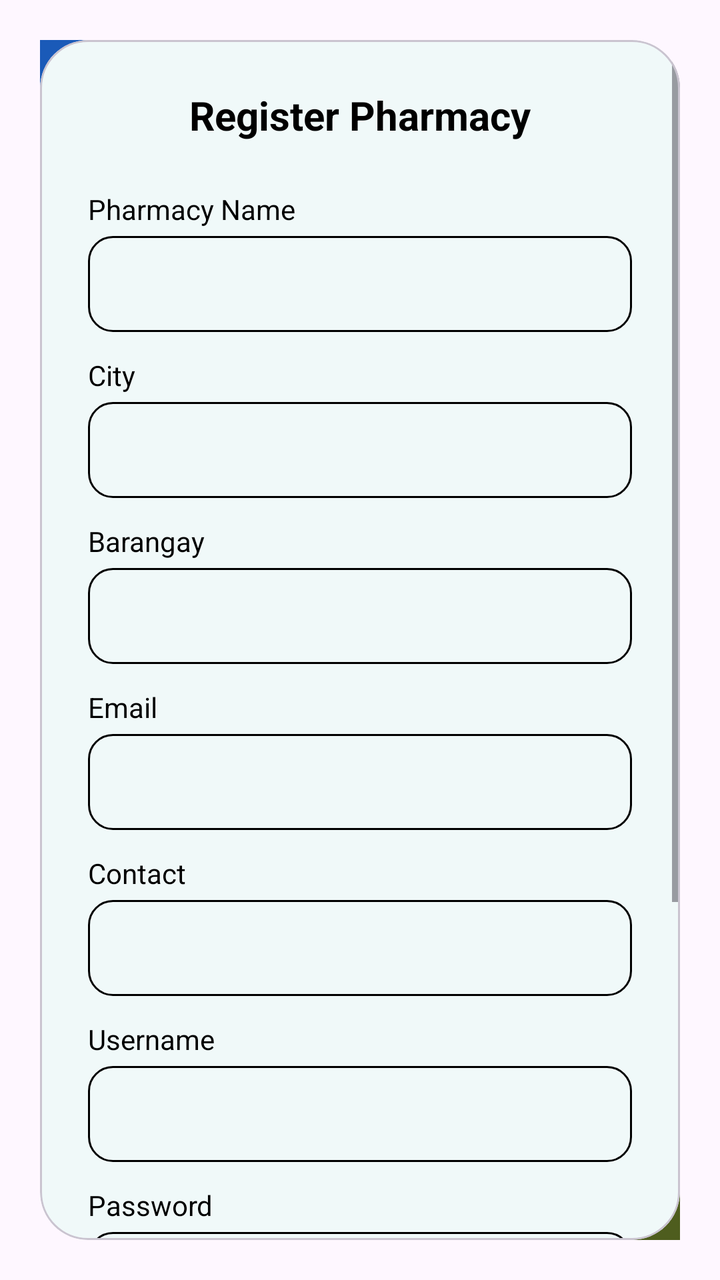
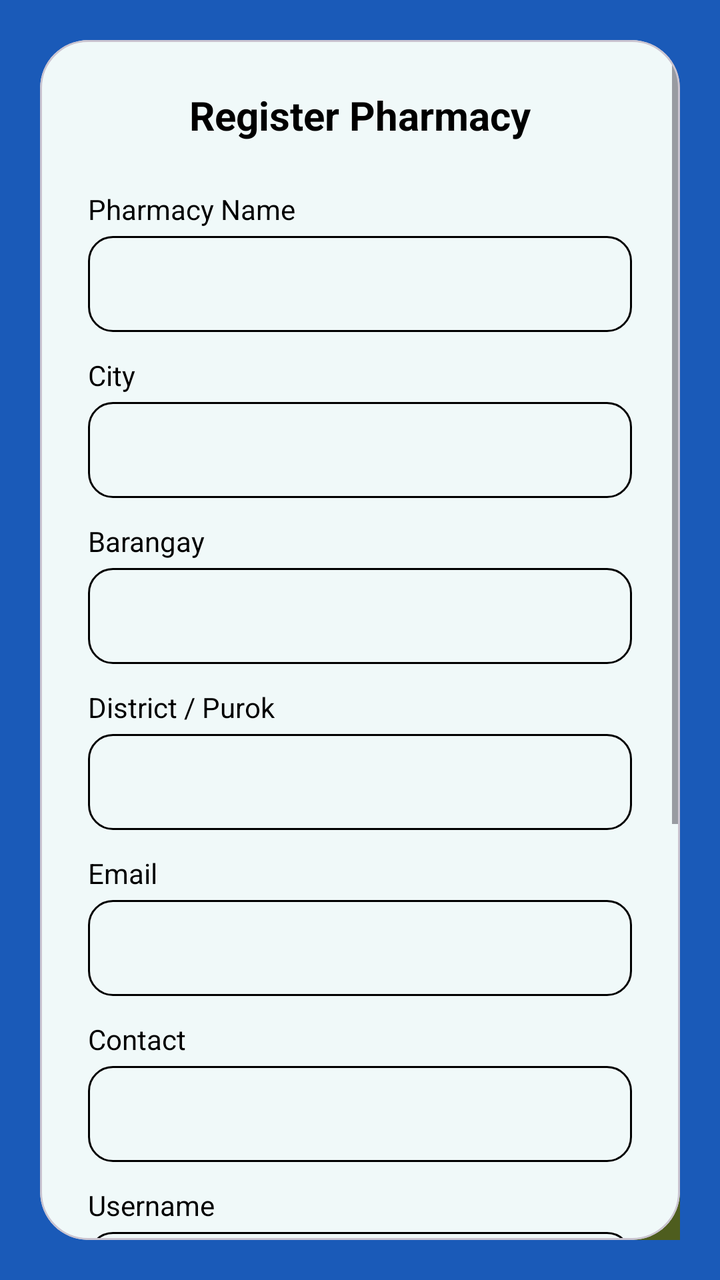

Two renders of the same Android screen: before a commit and after it. Below are the layout's source before the change and the commit's diff.
<!-- AndroidManifest.xml: application theme Theme.PharmaFind -->
<!-- res/layout/dialog_register_pharmacy.xml -->
<?xml version="1.0" encoding="utf-8"?>
<androidx.constraintlayout.widget.ConstraintLayout xmlns:android="http://schemas.android.com/apk/res/android"
    xmlns:app="http://schemas.android.com/apk/res-auto"
    android:layout_width="match_parent"
    android:layout_height="wrap_content"
    android:background="@color/primary_dark"
    android:padding="20dp">

    
    <View
        android:layout_width="150dp"
        android:layout_height="150dp"
        android:background="@drawable/circle_background"
        android:backgroundTint="#1A5AB8"
        android:layout_marginTop="-75dp"
        android:layout_marginStart="-75dp"
        app:layout_constraintTop_toTopOf="parent"
        app:layout_constraintStart_toStartOf="parent" />

    <View
        android:layout_width="150dp"
        android:layout_height="150dp"
        android:background="@drawable/circle_background"
        android:backgroundTint="#4E5D1E"
        android:layout_marginBottom="-75dp"
        android:layout_marginEnd="-75dp"
        app:layout_constraintBottom_toBottomOf="parent"
        app:layout_constraintEnd_toEndOf="parent" />

    <com.google.android.material.card.MaterialCardView
        android:layout_width="match_parent"
        android:layout_height="wrap_content"
        app:cardCornerRadius="24dp"
        app:cardElevation="0dp"
        app:cardBackgroundColor="#F0F9F9"
        app:layout_constraintTop_toTopOf="parent"
        app:layout_constraintBottom_toBottomOf="parent"
        app:layout_constrainedHeight="true">

        <ScrollView
            android:layout_width="match_parent"
            android:layout_height="wrap_content">

            <LinearLayout
                android:layout_width="match_parent"
                android:layout_height="wrap_content"
                android:orientation="vertical"
                android:padding="24dp">

                <TextView
                    android:id="@+id/tvRegisterTitle"
                    android:layout_width="wrap_content"
                    android:layout_height="wrap_content"
                    android:layout_gravity="center"
                    android:text="@string/register_pharmacy"
                    android:textColor="@color/black"
                    android:textSize="20sp"
                    android:textStyle="bold"
                    android:layout_marginBottom="24dp"/>

                <TextView
                    android:layout_width="wrap_content"
                    android:layout_height="wrap_content"
                    android:text="@string/pharmacy_name"
                    android:textColor="@color/black"
                    android:textSize="14sp" />

                <EditText
                    android:id="@+id/etPharmacyName"
                    android:layout_width="match_parent"
                    android:layout_height="48dp"
                    android:layout_marginTop="4dp"
                    android:layout_marginBottom="12dp"
                    android:background="@drawable/edittext_background"
                    android:paddingHorizontal="12dp"
                    android:inputType="text" />

                <TextView
                    android:layout_width="wrap_content"
                    android:layout_height="wrap_content"
                    android:text="@string/city"
                    android:textColor="@color/black"
                    android:textSize="14sp" />

                <EditText
                    android:id="@+id/etCity"
                    android:layout_width="match_parent"
                    android:layout_height="48dp"
                    android:layout_marginTop="4dp"
                    android:layout_marginBottom="12dp"
                    android:background="@drawable/edittext_background"
                    android:paddingHorizontal="12dp"
                    android:inputType="text" />

                <TextView
                    android:layout_width="wrap_content"
                    android:layout_height="wrap_content"
                    android:text="@string/barangay"
                    android:textColor="@color/black"
                    android:textSize="14sp" />

                <EditText
                    android:id="@+id/etBarangay"
                    android:layout_width="match_parent"
                    android:layout_height="48dp"
                    android:layout_marginTop="4dp"
                    android:layout_marginBottom="12dp"
                    android:background="@drawable/edittext_background"
                    android:paddingHorizontal="12dp"
                    android:inputType="text" />

                <TextView
                    android:layout_width="wrap_content"
                    android:layout_height="wrap_content"
                    android:text="@string/email"
                    android:textColor="@color/black"
                    android:textSize="14sp" />

                <EditText
                    android:id="@+id/etEmail"
                    android:layout_width="match_parent"
                    android:layout_height="48dp"
                    android:layout_marginTop="4dp"
                    android:layout_marginBottom="12dp"
                    android:background="@drawable/edittext_background"
                    android:paddingHorizontal="12dp"
                    android:inputType="textEmailAddress" />

                <TextView
                    android:layout_width="wrap_content"
                    android:layout_height="wrap_content"
                    android:text="@string/contact"
                    android:textColor="@color/black"
                    android:textSize="14sp" />

                <EditText
                    android:id="@+id/etContact"
                    android:layout_width="match_parent"
                    android:layout_height="48dp"
                    android:layout_marginTop="4dp"
                    android:layout_marginBottom="12dp"
                    android:background="@drawable/edittext_background"
                    android:paddingHorizontal="12dp"
                    android:inputType="phone" />

                <TextView
                    android:layout_width="wrap_content"
                    android:layout_height="wrap_content"
                    android:text="@string/username"
                    android:textColor="@color/black"
                    android:textSize="14sp" />

                <EditText
                    android:id="@+id/etUsername"
                    android:layout_width="match_parent"
                    android:layout_height="48dp"
                    android:layout_marginTop="4dp"
                    android:layout_marginBottom="12dp"
                    android:background="@drawable/edittext_background"
                    android:paddingHorizontal="12dp"
                    android:inputType="text" />

                <TextView
                    android:layout_width="wrap_content"
                    android:layout_height="wrap_content"
                    android:text="@string/password"
                    android:textColor="@color/black"
                    android:textSize="14sp" />

                <EditText
                    android:id="@+id/etPassword"
                    android:layout_width="match_parent"
                    android:layout_height="48dp"
                    android:layout_marginTop="4dp"
                    android:layout_marginBottom="12dp"
                    android:background="@drawable/edittext_background"
                    android:paddingHorizontal="12dp"
                    android:inputType="textPassword" />

                <TextView
                    android:layout_width="wrap_content"
                    android:layout_height="wrap_content"
                    android:text="@string/confirm_password"
                    android:textColor="@color/black"
                    android:textSize="14sp" />

                <EditText
                    android:id="@+id/etConfirmPassword"
                    android:layout_width="match_parent"
                    android:layout_height="48dp"
                    android:layout_marginTop="4dp"
                    android:layout_marginBottom="24dp"
                    android:background="@drawable/edittext_background"
                    android:paddingHorizontal="12dp"
                    android:inputType="textPassword" />

                <com.google.android.material.button.MaterialButton
                    android:id="@+id/btnSubmitRegisterPharmacy"
                    android:layout_width="match_parent"
                    android:layout_height="60dp"
                    android:text="@string/register"
                    android:textAllCaps="false"
                    app:cornerRadius="30dp"
                    app:backgroundTint="@color/primary_teal" />

            </LinearLayout>
        </ScrollView>
    </com.google.android.material.card.MaterialCardView>

</androidx.constraintlayout.widget.ConstraintLayout>
<!-- resources referenced by this layout -->
<resources>
  <color name="black">#FF000000</color>
  <color name="primary_teal">#3A8E9D</color>
  <!-- drawable circle_background (drawable) -->
  <?xml version="1.0" encoding="utf-8"?>
  <shape xmlns:android="http://schemas.android.com/apk/res/android"
      android:shape="oval">
      <solid android:color="#A0D8D8" />
  </shape>
  <!-- drawable edittext_background (drawable) -->
  <?xml version="1.0" encoding="utf-8"?>
  <shape xmlns:android="http://schemas.android.com/apk/res/android">
      <corners android:radius="12dp" />
      <stroke android:width="1dp" android:color="#000000" />
      <solid android:color="@android:color/transparent" />
  </shape>
  <string name="barangay">Barangay</string>
  <string name="city">City</string>
  <string name="confirm_password">Confirm Password</string>
  <string name="contact">Contact</string>
  <string name="email">Email</string>
  <string name="password">Password</string>
  <string name="pharmacy_name">Pharmacy Name</string>
  <string name="register">Register</string>
  <string name="register_pharmacy">Register Pharmacy</string>
  <string name="username">Username</string>
  <style name="Theme.PharmaFind" parent="Base.Theme.PharmaFind" />
  <style name="Base.Theme.PharmaFind" parent="Theme.Material3.DayNight.NoActionBar">
          
          
      </style>
</resources>

<!-- the commit's change to res/layout/dialog_register_pharmacy.xml (unified diff, before → after) -->
@@ -73,6 +73,7 @@
                     android:layout_marginBottom="12dp"
                     android:background="@drawable/edittext_background"
                     android:paddingHorizontal="12dp"
+                    android:textColor="@color/black"
                     android:inputType="text" />
 
                 <TextView
@@ -90,6 +91,7 @@
                     android:layout_marginBottom="12dp"
                     android:background="@drawable/edittext_background"
                     android:paddingHorizontal="12dp"
+                    android:textColor="@color/black"
                     android:inputType="text" />
 
                 <TextView
@@ -107,6 +109,25 @@
                     android:layout_marginBottom="12dp"
                     android:background="@drawable/edittext_background"
                     android:paddingHorizontal="12dp"
+                    android:textColor="@color/black"
+                    android:inputType="text" />
+
+                <TextView
+                    android:layout_width="wrap_content"
+                    android:layout_height="wrap_content"
+                    android:text="@string/district"
+                    android:textColor="@color/black"
+                    android:textSize="14sp" />
+
+                <EditText
+                    android:id="@+id/etDistrict"
+                    android:layout_width="match_parent"
+                    android:layout_height="48dp"
+                    android:layout_marginTop="4dp"
+                    android:layout_marginBottom="12dp"
+                    android:background="@drawable/edittext_background"
+                    android:paddingHorizontal="12dp"
+                    android:textColor="@color/black"
                     android:inputType="text" />
 
                 <TextView
@@ -124,6 +145,7 @@
                     android:layout_marginBottom="12dp"
                     android:background="@drawable/edittext_background"
                     android:paddingHorizontal="12dp"
+                    android:textColor="@color/black"
                     android:inputType="textEmailAddress" />
 
                 <TextView
@@ -141,6 +163,7 @@
                     android:layout_marginBottom="12dp"
                     android:background="@drawable/edittext_background"
                     android:paddingHorizontal="12dp"
+                    android:textColor="@color/black"
                     android:inputType="phone" />
 
                 <TextView
@@ -158,6 +181,7 @@
                     android:layout_marginBottom="12dp"
                     android:background="@drawable/edittext_background"
                     android:paddingHorizontal="12dp"
+                    android:textColor="@color/black"
                     android:inputType="text" />
 
                 <TextView
@@ -175,6 +199,7 @@
                     android:layout_marginBottom="12dp"
                     android:background="@drawable/edittext_background"
                     android:paddingHorizontal="12dp"
+                    android:textColor="@color/black"
                     android:inputType="textPassword" />
 
                 <TextView
@@ -192,6 +217,7 @@
                     android:layout_marginBottom="24dp"
                     android:background="@drawable/edittext_background"
                     android:paddingHorizontal="12dp"
+                    android:textColor="@color/black"
                     android:inputType="textPassword" />
 
                 <com.google.android.material.button.MaterialButton
<!-- resource entries referenced after the edit -->
@@ -1,6 +1,7 @@
 <!-- resources referenced by this layout -->
 <resources>
   <color name="black">#FF000000</color>
+  <color name="primary_dark">#1A5AB8</color>
   <color name="primary_teal">#3A8E9D</color>
   <!-- drawable circle_background (drawable) -->
   <?xml version="1.0" encoding="utf-8"?>
@@ -19,6 +20,7 @@
   <string name="city">City</string>
   <string name="confirm_password">Confirm Password</string>
   <string name="contact">Contact</string>
+  <string name="district">District / Purok</string>
   <string name="email">Email</string>
   <string name="password">Password</string>
   <string name="pharmacy_name">Pharmacy Name</string>
